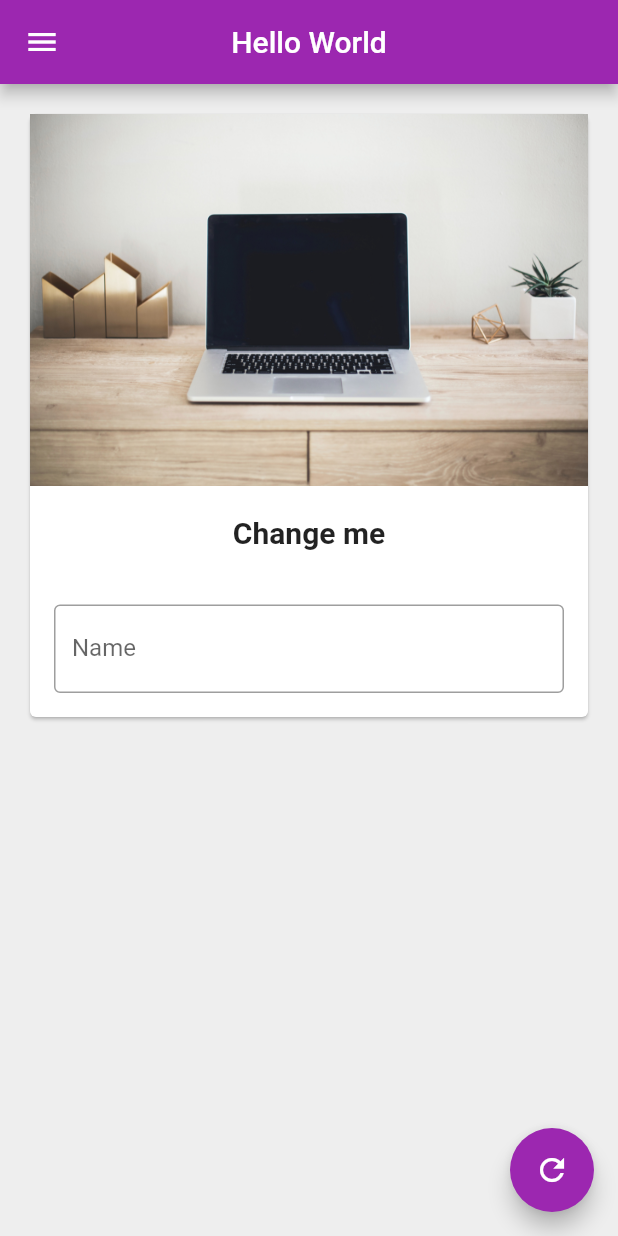
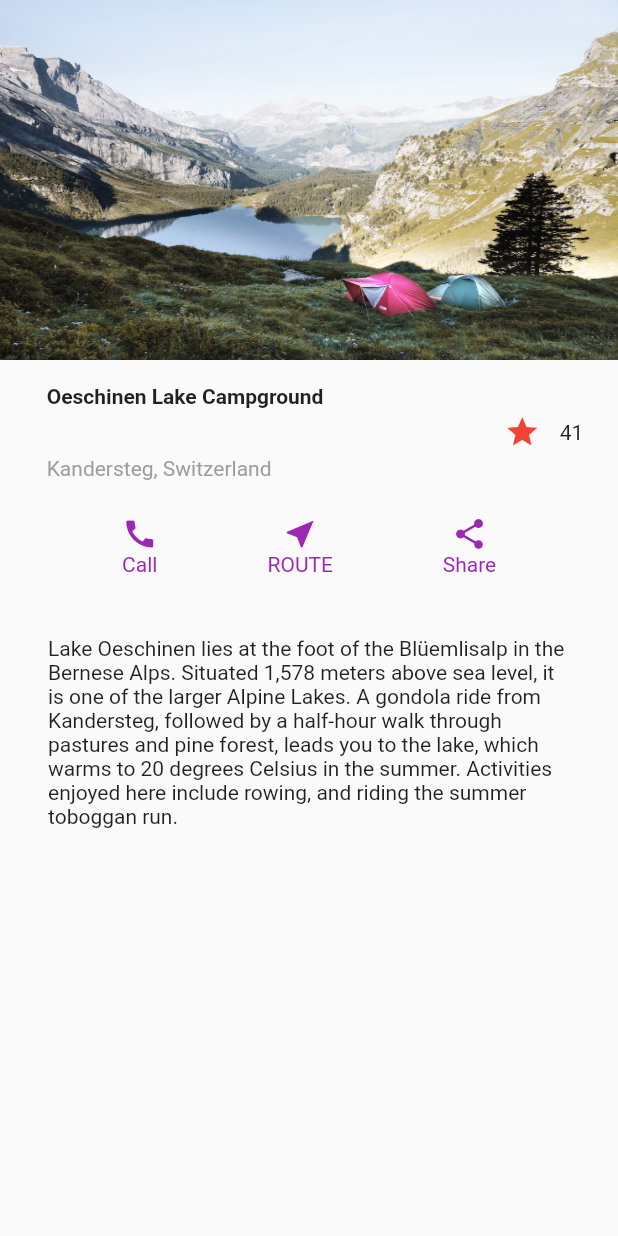
Before and after one commit to WaseemVirk00/flutter_learning_projects, a Flutter app: the screen it shows after launch, on a phone screen of 412 x 824 dp. Run offline on Flutter 3.47's test engine with Material 2 defaults, Android fonts, the phone set to English and light mode, and no system bars.

Commit message:
code updated

```diff
--- a/lib/change_name_mycard.dart
+++ /dev/null
@@ -1,46 +0,0 @@
-import 'package:flutter/material.dart';
-
-class change_name_mycard extends StatelessWidget {
-  const change_name_mycard({
-    Key? key,
-    required this.myText,
-    required TextEditingController nameController,
-  }) : _nameController = nameController, super(key: key);
-
-  final String myText;
-  final TextEditingController _nameController;
-
-  @override
-  Widget build(BuildContext context) {
-    return Column(
-      children: <Widget>[
-        Image.asset(
-          "assets/images/laptop.jpg",
-          fit: BoxFit.cover,
-        ),
-        SizedBox(
-          height: 20,
-        ),
-        Text(
-          myText,
-          style: TextStyle(fontSize: 20, fontWeight: FontWeight.bold),
-        ),
-        SizedBox(
-          height: 20,
-        ),
-        Padding(
-          padding: const EdgeInsets.all(16.0),
-          child: TextField(
-            controller: _nameController,
-            keyboardType: TextInputType.text,
-            decoration: InputDecoration(
-              hintText: "Enter Something here",
-              labelText: "Name",
-              border: OutlineInputBorder(),
-            ),
-          ),
-        )
-      ],
-    );
-  }
-}
--- a/lib/drawer.dart
+++ /dev/null
@@ -1,31 +0,0 @@
-import 'package:flutter/material.dart';
-
-class MyDrawer extends StatelessWidget {
-  const MyDrawer({Key? key}) : super(key: key);
-
-  @override
-  Widget build(BuildContext context) {
-    return Drawer(
-      child: ListView(
-        padding: EdgeInsets.zero,
-        children: <Widget>[
-          UserAccountsDrawerHeader(
-            accountName: Text("Waceem Virk"),
-            accountEmail: Text("waseemvirk00@gmail.com"),
-            decoration: BoxDecoration(color: Colors.purple),
-            currentAccountPicture: CircleAvatar(
-              backgroundImage:
-                  NetworkImage("https://twitter.com/waceem_/photo"),
-            ),
-          ),
-          ListTile(
-            leading: Icon(Icons.person),
-            title: Text("Account"),
-            subtitle: Text("Personal"),
-            trailing: Icon(Icons.edit),
-          )
-        ],
-      ),
-    );
-  }
-}
--- a/lib/pages/home_page.dart
+++ b/lib/pages/home_page.dart
@@ -1,47 +1,156 @@
 import 'package:flutter/material.dart';
-import 'package:hello_world/change_name_mycard.dart';
-import 'package:hello_world/drawer.dart';
 
-class HomePage extends StatefulWidget {
+class HomePage extends StatelessWidget {
   const HomePage({Key? key}) : super(key: key);
-
-  @override
-  _HomePageState createState() => _HomePageState();
-}
-
-class _HomePageState extends State<HomePage> {
-  TextEditingController _nameController = TextEditingController();
-  var myText = "Change me";
-
-  @override
-  void initState() {
-    super.initState();
-  }
 
   @override
   Widget build(BuildContext context) {
     return Scaffold(
-      backgroundColor: Colors.grey[200],
-      appBar: AppBar(
-        title: Text("Hello World"),
-        centerTitle: true,
-      ),
-      body: Padding(
-        padding: const EdgeInsets.all(16.0),
-        child: SingleChildScrollView(
-          child: Card(
-            child: change_name_mycard(myText: myText, nameController: _nameController),
-          ),
-        ),
-      ),
-      drawer: MyDrawer(),
-      floatingActionButton: FloatingActionButton(
-        onPressed: () {
-          myText = _nameController.text;
-          setState(() {});
-        },
-        child: Icon(Icons.refresh),
-      ),
-    );
+      // appBar: AppBar(
+      //   title: Text("Hello World"),
+      //   centerTitle: true,
+      // ),
+        appBar: null,
+        body: Column(
+          children: <Widget>[
+            Container(
+              child: Image.asset(
+                "assets/images/lake.jpg",
+                width: 600,
+                height: 240,
+                fit: BoxFit.fill,
+              ),
+            ),
+            Container(
+              padding: const EdgeInsets.all(8.0),
+              alignment: Alignment.center,
+              child: Row(
+                mainAxisAlignment: MainAxisAlignment.center,
+                crossAxisAlignment: CrossAxisAlignment.center,
+                children: <Widget>[
+                  Container(
+                    child: Column(
+                      mainAxisAlignment: MainAxisAlignment.spaceBetween,
+                      crossAxisAlignment: CrossAxisAlignment.start,
+                      children: <Widget>[
+                        Container(
+                          child: Text(
+                            "Oeschinen Lake Campground",
+                            style: TextStyle(
+                              fontWeight: FontWeight.bold,
+                            ),
+                          ),
+                          padding: const EdgeInsets.only(bottom: 8),
+                        ),
+                        Container(
+                          child: Text(
+                            "Kandersteg, Switzerland",
+                            style: TextStyle(
+                              color: Colors.grey[500],
+                            ),
+                          ),
+                          padding: const EdgeInsets.all(0),
+                        ),
+                      ],
+                    ),
+                    padding: const EdgeInsets.all(8),
+                    width: 300,
+                    height: 80,
+                  ),
+                  Container(
+                    child: Icon(
+                      Icons.star,
+                      color: Colors.red,
+                    ),
+                    padding: const EdgeInsets.all(8),
+                    width: 50,
+                    height: 80,
+                  ),
+                  const Text('41'),
+                ],
+              ),
+            ),
+            Container(
+                padding: const EdgeInsets.all(8),
+                alignment: Alignment.center,
+                child: Row(
+                    mainAxisAlignment: MainAxisAlignment.spaceEvenly,
+                    crossAxisAlignment: CrossAxisAlignment.center,
+                    children: <Widget>[
+                      Container(
+                        child: Column(
+                          mainAxisAlignment: MainAxisAlignment.spaceEvenly,
+                          crossAxisAlignment: CrossAxisAlignment.center,
+                          children: <Widget>[
+                            Container(
+                              child: Icon(Icons.call,
+                                  color: Theme.of(context).primaryColor),
+                            ),
+                            Container(
+                              child: Text(
+                                "Call",
+                                style: TextStyle(
+                                  color: Theme.of(context).primaryColor,
+                                ),
+                              ),
+                            ),
+                          ],
+                        ),
+                      ),
+                      Container(
+                        child: Column(
+                          mainAxisAlignment: MainAxisAlignment.spaceEvenly,
+                          crossAxisAlignment: CrossAxisAlignment.center,
+                          children: <Widget>[
+                            Container(
+                              child: Icon(Icons.near_me,
+                                  color: Theme.of(context).primaryColor),
+                            ),
+                            Container(
+                              child: Text(
+                                "ROUTE",
+                                style: TextStyle(
+                                  color: Theme.of(context).primaryColor,
+                                ),
+                              ),
+                            ),
+                          ],
+                        ),
+                      ),
+                      Container(
+                        child: Column(
+                          mainAxisAlignment: MainAxisAlignment.spaceEvenly,
+                          crossAxisAlignment: CrossAxisAlignment.center,
+                          children: <Widget>[
+                            Container(
+                              child: Icon(Icons.share,
+                                  color: Theme.of(context).primaryColor),
+                            ),
+                            Container(
+                              child: Text(
+                                "Share",
+                                style: TextStyle(
+                                  color: Theme.of(context).primaryColor,
+                                ),
+                              ),
+                            ),
+                          ],
+                        ),
+                      ),
+                    ])),
+            Container(
+                padding: const EdgeInsets.all(32.0),
+                alignment: Alignment.center,
+                child: Text(
+                  'Lake Oeschinen lies at the foot of the Blüemlisalp in the Bernese '
+                      'Alps. Situated 1,578 meters above sea level, it is one of the '
+                      'larger Alpine Lakes. A gondola ride from Kandersteg, followed by a '
+                      'half-hour walk through pastures and pine forest, leads you to the '
+                      'lake, which warms to 20 degrees Celsius in the summer. Activities '
+                      'enjoyed here include rowing, and riding the summer toboggan run.',
+                  softWrap: true,
+                ))
+          ],
+        ));
   }
 }
```
